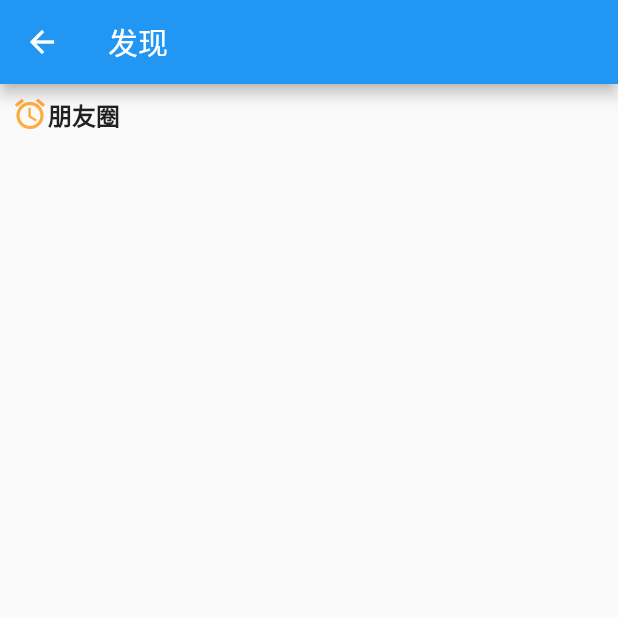
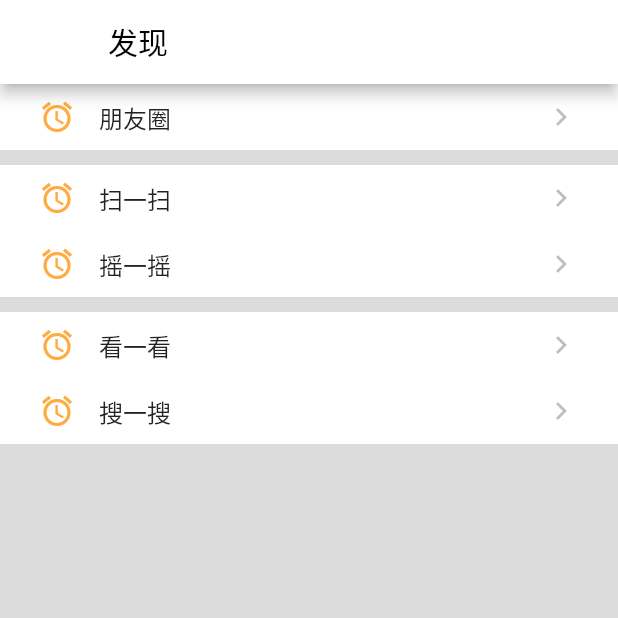
Before and after one commit to adouwt/flutter-wx, a Flutter app: the DiscoverScreen screen opened by its route, on a phone screen of 412 x 824 dp, the top half of it. Run offline on Flutter 3.47's test engine with Material 2 defaults, Android fonts, the light colour scheme and no system bars; our stand-ins replace image_picker; network calls fail.

Commit message:
discover

```diff
--- a/lib/page/discover.dart
+++ b/lib/page/discover.dart
@@ -7,23 +7,161 @@ class DiscoverScreen extends StatelessWidget {
   Widget build(BuildContext context) {
     return Scaffold(
       appBar: AppBar(
-        title: Text("发现"),
+        title: Text("发现", style: TextStyle(color: Colors.black),),
+        backgroundColor: Colors.white,
       ),
       body:
-      ListView(
-        padding: const EdgeInsets.all(8.0),
+        DecoratedBox(
+          decoration: BoxDecoration(
+            color:Colors.black12,
+          ),
+          child: ListView(
               children: <Widget>[
-          Row(
+                DecoratedBox(
+                  decoration: BoxDecoration(
+                    color:Colors.white,
+                  ),
+                  child:  Container(
+                    padding: EdgeInsets.all(10),
+                    child: Row(
                       children: <Widget>[
-              Icon(Icons.access_alarms,color: Colors.orangeAccent,),
-              Text('朋友圈', style: TextStyle(
+                        Expanded(
+                          flex: 1,
+                          child: Icon(Icons.access_alarms,color: Colors.orangeAccent),
+                        ),
+                        Expanded(
+                          flex: 5,
+                          child: Text('朋友圈', style: TextStyle(
                             fontSize: 16,
-                fontWeight: FontWeight.bold
-              ),),
+                            // fontWeight: FontWeight.bold
+                          )),
+                        ),
+                        Expanded(
+                          flex: 1,
+                          child: Icon(Icons.chevron_right ,color: Colors.black26),
+                        ),
                       ],
+                    ),
                   )
+                ),
+                Padding(
+                  padding: EdgeInsets.all(5),
+                ),
+                DecoratedBox(
+                  decoration: BoxDecoration(
+                    color:Colors.white,
+                  ),
+                  child:  Container(
+                    padding: EdgeInsets.all(10),
+                    child: Row(
+                      children: <Widget>[
+                        Expanded(
+                          flex: 1,
+                          child: Icon(Icons.access_alarms,color: Colors.orangeAccent),
+                        ),
+                        Expanded(
+                          flex: 5,
+                          child: Text('扫一扫', style: TextStyle(
+                            fontSize: 16,
+                            // fontWeight: FontWeight.bold
+                          )),
+                        ),
+                        Expanded(
+                          flex: 1,
+                          child: Icon(Icons.chevron_right ,color: Colors.black26),
+                        ),
                       ],
+                    ),
                   )
+                ),
+                DecoratedBox(
+                  decoration: BoxDecoration(
+                    color:Colors.white,
+                  ),
+                  child:  Container(
+                    padding: EdgeInsets.all(10),
+                    child: Row(
+                      children: <Widget>[
+                        Expanded(
+                          flex: 1,
+                          child: Icon(Icons.access_alarms,color: Colors.orangeAccent),
+                        ),
+                        Expanded(
+                          flex: 5,
+                          child: Text('摇一摇', style: TextStyle(
+                            fontSize: 16,
+                            // fontWeight: FontWeight.bold
+                          )),
+                        ),
+                        Expanded(
+                          flex: 1,
+                          child: Icon(Icons.chevron_right ,color: Colors.black26),
+                        ),
+                      ],
+                    ),
+                  )
+                ),
+                Padding(
+                  padding: EdgeInsets.all(5),
+                ),
+                DecoratedBox(
+                  decoration: BoxDecoration(
+                    color:Colors.white,
+                  ),
+                  child:  Container(
+                    padding: EdgeInsets.all(10),
+                    child: Row(
+                      children: <Widget>[
+                        Expanded(
+                          flex: 1,
+                          child: Icon(Icons.access_alarms,color: Colors.orangeAccent),
+                        ),
+                        Expanded(
+                          flex: 5,
+                          child: Text('看一看', style: TextStyle(
+                            fontSize: 16,
+                            // fontWeight: FontWeight.bold
+                          )),
+                        ),
+                        Expanded(
+                          flex: 1,
+                          child: Icon(Icons.chevron_right ,color: Colors.black26),
+                        ),
+                      ],
+                    ),
+                  )
+                ),
+                DecoratedBox(
+                  decoration: BoxDecoration(
+                    color:Colors.white,
+                  ),
+                  child:  Container(
+                    padding: EdgeInsets.all(10),
+                    child: Row(
+                      children: <Widget>[
+                        Expanded(
+                          flex: 1,
+                          child: Icon(Icons.access_alarms,color: Colors.orangeAccent),
+                        ),
+                        Expanded(
+                          flex: 5,
+                          child: Text('搜一搜', style: TextStyle(
+                            fontSize: 16,
+                            // fontWeight: FontWeight.bold
+                          )),
+                        ),
+                        Expanded(
+                          flex: 1,
+                          child: Icon(Icons.chevron_right ,color: Colors.black26),
+                        ),
+                      ],
+                    ),
+                  )
+                ),
+            ],
+          ),
+        ),
+
     );
   }
 }
```
Lines whose indentation alone changed are shown as unchanged.
